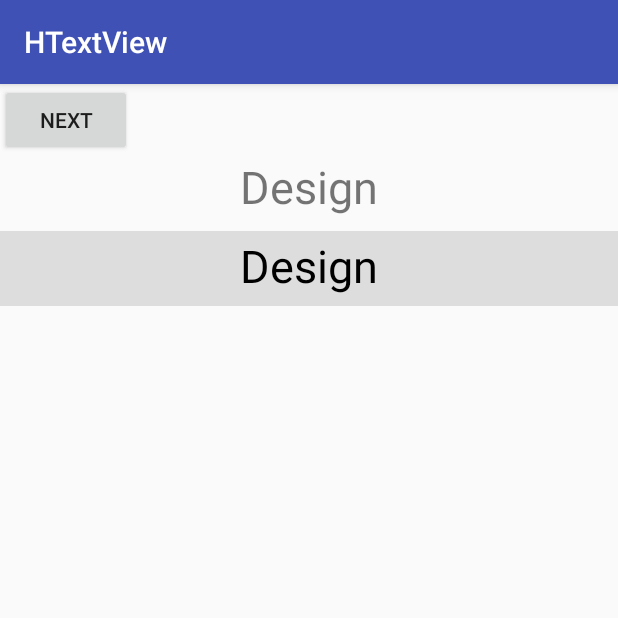
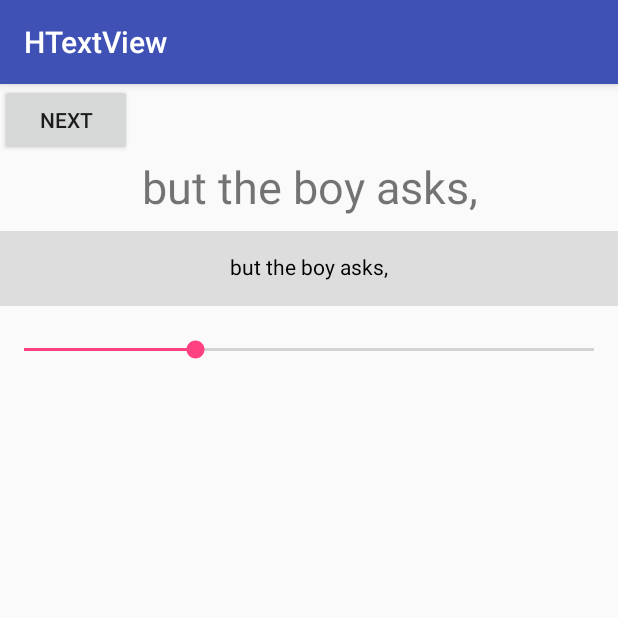
Before and after one commit to hanks-zyh/HTextView, an Android app: the screen it shows after launch (MainActivity), after a tap on "NEXT", on a phone screen of 412 x 824 dp, the top half of it. Run offline under Robolectric (Android 15) with nearby library versions, the phone set to English and light mode, and no system bars.

```diff
--- a/app/src/main/java/com/hanks/htextview/example/MainActivity.java
+++ b/app/src/main/java/com/hanks/htextview/example/MainActivity.java
@@ -7,6 +7,7 @@ import android.view.Gravity;
 import android.view.View;
 import android.view.animation.Animation;
 import android.view.animation.AnimationUtils;
+import android.widget.SeekBar;
 import android.widget.TextSwitcher;
 import android.widget.TextView;
 import android.widget.ViewSwitcher;
@@ -15,10 +16,12 @@ import com.hanks.htextview.HTextView;
 
 public class MainActivity extends AppCompatActivity implements ViewSwitcher.ViewFactory {
 
-    String[] sentences = new String[]{"Design", "Design is not just.", "what it looks like", "and feels like,", "- Steve Jobs", "小乖乖", "小哎呀吃屁"};
+    String[] sentences = new String[]{"What is design?", "Design", "Design is not just", "what it looks like", "and feels like.", "Design", "is how it works.", "- Steve Jobs", "Older people", "sit down and ask,", "'What is it?'", "but the boy asks,", "'What can I do with it?'.", "- Steve Jobs", "Swift", "Objective-C", "iPhone", "iPad", "Mac Mini", "MacBook Pro", "Mac Pro", "爱老婆", "老婆和女儿"};
     private int mCounter = 10;
     private TextSwitcher textSwitcher;
     private HTextView    text2;
+
+    private SeekBar seekBar;
 
     @Override protected void onCreate(Bundle savedInstanceState) {
         super.onCreate(savedInstanceState);
@@ -33,6 +36,24 @@ public class MainActivity extends AppCompatActivity implements ViewSwitcher.View
         textSwitcher.setOutAnimation(out);
 
         text2 = (HTextView) findViewById(R.id.text2);
+
+        seekBar = (SeekBar) findViewById(R.id.seekbar);
+        seekBar.setMax(20);
+        seekBar.setOnSeekBarChangeListener(new SeekBar.OnSeekBarChangeListener() {
+            @Override public void onProgressChanged(SeekBar seekBar, int progress, boolean fromUser) {
+                text2.setTextSize(TypedValue.COMPLEX_UNIT_SP, 8 + progress);
+                text2.reset(text2.getText());
+            }
+
+            @Override public void onStartTrackingTouch(SeekBar seekBar) {
+
+            }
+
+            @Override public void onStopTrackingTouch(SeekBar seekBar) {
+
+            }
+        });
+        seekBar.setProgress(6);
 
     }
 
--- a/app/src/main/res/layout/activity_main.xml
+++ b/app/src/main/res/layout/activity_main.xml
@@ -26,5 +26,11 @@
         android:textColor="#000"
         android:textSize="30sp"/>
 
+    <SeekBar
+        android:layout_marginTop="20dp"
+        android:id="@+id/seekbar"
+        android:layout_width="match_parent"
+        android:layout_height="wrap_content"/>
+
 
 </LinearLayout>
--- a/htextview-library/src/main/java/com/hanks/htextview/HTextView.java
+++ b/htextview-library/src/main/java/com/hanks/htextview/HTextView.java
@@ -8,9 +8,11 @@ import android.graphics.Color;
 import android.graphics.Paint;
 import android.util.AttributeSet;
 import android.util.DisplayMetrics;
-import android.util.Log;
 import android.view.WindowManager;
 import android.view.animation.AccelerateDecelerateInterpolator;
+import android.view.animation.BounceInterpolator;
+import android.view.animation.DecelerateInterpolator;
+import android.view.animation.OvershootInterpolator;
 import android.widget.TextView;
 
 import java.util.ArrayList;
@@ -25,20 +27,17 @@ public class HTextView extends TextView {
 
     float progress = 0;
     Paint paint, oldPaint;
-
+    float charTime  = 400; // 每个字符动画时间 500ms
+    int   mostCount = 20; // 最多10个字符同时动画
     private float[] gaps    = new float[100];
     private float[] oldGaps = new float[100];
-
     private DisplayMetrics metrics;
     private float          textSize;
-
     private CharSequence mText;
     private CharSequence mOldText;
-
     private float oldStartX = 0;
     private float startX    = 0;
     private float startY    = 0;
-
     private List<Different> differentList = new ArrayList<>();
 
     public HTextView(Context context) {
@@ -97,6 +96,28 @@ public class HTextView extends TextView {
         mOldText = mText;
         mText = text;
 
+        calc();
+
+        int n = mText.length();
+        n = n <= 0 ? 1 : n;
+
+        // 计算动画总时间
+        long duration = (long) (charTime + charTime / mostCount * (n - 1));
+
+        ValueAnimator valueAnimator = ValueAnimator.ofFloat(0, duration).setDuration(duration);
+        valueAnimator.setInterpolator(new AccelerateDecelerateInterpolator());
+        valueAnimator.addUpdateListener(new ValueAnimator.AnimatorUpdateListener() {
+            @Override public void onAnimationUpdate(ValueAnimator animation) {
+                progress = (float) animation.getAnimatedValue();
+                invalidate();
+            }
+        });
+        valueAnimator.start();
+
+    }
+
+    private void calc() {
+        textSize = getTextSize();
         paint.setTextSize(textSize);
 
         for (int i = 0; i < mText.length(); i++) {
@@ -116,35 +137,9 @@ public class HTextView extends TextView {
 
         differentList.clear();
         differentList.addAll(diff(mOldText, mText));
-
-        ValueAnimator valueAnimator = ValueAnimator.ofFloat(0, 1).setDuration(1000);
-        valueAnimator.setInterpolator(new AccelerateDecelerateInterpolator());
-        valueAnimator.addUpdateListener(new ValueAnimator.AnimatorUpdateListener() {
-            @Override public void onAnimationUpdate(ValueAnimator animation) {
-                progress = (float) animation.getAnimatedValue();
-                invalidate();
-            }
-        });
-        valueAnimator.start();
-
     }
 
     @Override protected void onDraw(Canvas canvas) {
-        super.onDraw(canvas);
-
-        // allocations per draw cycle.
-        int paddingLeft = getPaddingLeft();
-        int paddingTop = getPaddingTop();
-        int paddingRight = getPaddingRight();
-        int paddingBottom = getPaddingBottom();
-
-        int contentWidth = getWidth() - paddingLeft - paddingRight;
-        int contentHeight = getHeight() - paddingTop - paddingBottom;
-
-        // Draw the text.
-        //canvas.drawText(mExampleString, paddingLeft + (contentWidth - mTextWidth) / 2, paddingTop + (contentHeight + mTextHeight) / 2, mTextPaint);
-
-        // Draw the example drawable on top of the text.
 
         float offset = startX;
         float oldOffset = oldStartX;
@@ -155,20 +150,20 @@ public class HTextView extends TextView {
 
             // draw old text
             if (i < mOldText.length()) {
+//
+                float pp = progress / (charTime + charTime / mostCount * (mText.length() - 1));
 
                 int move = needMove(i);
                 if (move != -1) {
                     oldPaint.setTextSize(textSize);
                     oldPaint.setAlpha(255);
-                    float p = progress * 3;
+                    float p = pp * 2f;
                     p = p > 1 ? 1 : p;
                     float distX = getOffset(i, move, p);
-                    Log.d("tagddddd", distX + "");
                     canvas.drawText(mOldText.charAt(i) + "", 0, 1, distX, startY, oldPaint);
                 } else {
-
-                    oldPaint.setAlpha((int) ((1 - progress) * 255));
-                    oldPaint.setTextSize(textSize * (1 - progress));
+                    oldPaint.setAlpha((int) ((1 - pp) * 255));
+                    oldPaint.setTextSize(textSize * (1 - pp));
                     float width = oldPaint.measureText(mOldText.charAt(i) + "");
                     canvas.drawText(mOldText.charAt(i) + "", 0, 1, oldOffset + (oldGaps[i] - width) / 2, startY, oldPaint);
                 }
@@ -180,11 +175,12 @@ public class HTextView extends TextView {
 
                 if (!stayHere(i)) {
 
-                    int alpha = (int) (255 * progress * 2 - i * 10);
+                    int alpha = (int) (255f / charTime * (progress - charTime * i / mostCount));
                     alpha = alpha > 255 ? 255 : alpha;
                     alpha = alpha < 0 ? 0 : alpha;
 
-                    float size = (textSize * progress * 2 - i * 2);
+                    float size = textSize * 1f / charTime * (progress - charTime * i / mostCount);
+                    //                  float size = (textSize * progress * 6 - i * 5 * textSize/(mText.length()-1));
                     size = size > textSize ? textSize : size;
                     size = size < 0 ? 0 : size;
 
@@ -260,6 +256,12 @@ public class HTextView extends TextView {
 
     }
 
+    public void reset(CharSequence text) {
+        progress = 1;
+        calc();
+        invalidate();
+    }
+
     class Different {
         char c;
         int  fromIndex;
```
